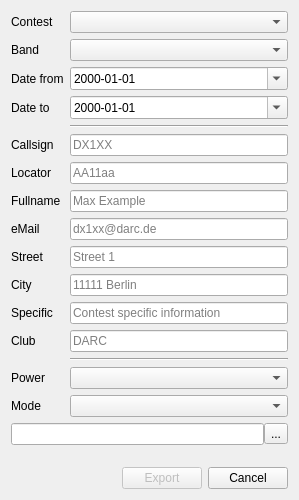
Above: ui_files/ContestDlg.ui from gitandy/DragonLog before the change. Below: the same form after it.
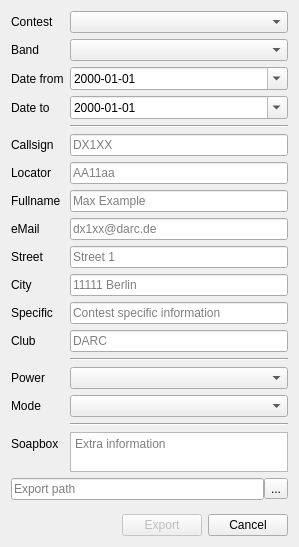
That is the form after the change.

Commit message: Added soapbox to contest dlg and contest export

The edit to the form file:
```diff
--- a/ui_files/ContestDlg.ui
+++ b/ui_files/ContestDlg.ui
@@ -7,7 +7,7 @@
     <x>0</x>
     <y>0</y>
     <width>299</width>
-    <height>500</height>
+    <height>547</height>
    </rect>
   </property>
   <property name="windowTitle">
@@ -226,6 +226,39 @@
        </property>
       </widget>
      </item>
+     <item row="16" column="1">
+      <widget class="Line" name="line_3">
+       <property name="orientation">
+        <enum>Qt::Horizontal</enum>
+       </property>
+      </widget>
+     </item>
+     <item row="17" column="0">
+      <widget class="QLabel" name="label_14">
+       <property name="text">
+        <string>Soapbox</string>
+       </property>
+      </widget>
+     </item>
+     <item row="17" column="1">
+      <widget class="QPlainTextEdit" name="soapPlainTextEdit">
+       <property name="minimumSize">
+        <size>
+         <width>0</width>
+         <height>40</height>
+        </size>
+       </property>
+       <property name="maximumSize">
+        <size>
+         <width>16777215</width>
+         <height>60</height>
+        </size>
+       </property>
+       <property name="placeholderText">
+        <string>Extra information</string>
+       </property>
+      </widget>
+     </item>
     </layout>
    </item>
    <item>
@@ -234,7 +267,11 @@
       <number>0</number>
      </property>
      <item>
-      <widget class="QLineEdit" name="exportPathLineEdit"/>
+      <widget class="QLineEdit" name="exportPathLineEdit">
+       <property name="placeholderText">
+        <string>Export path</string>
+       </property>
+      </widget>
      </item>
      <item>
       <widget class="QToolButton" name="choosePathToolButton">
```
The commit also changes 5 other files.
